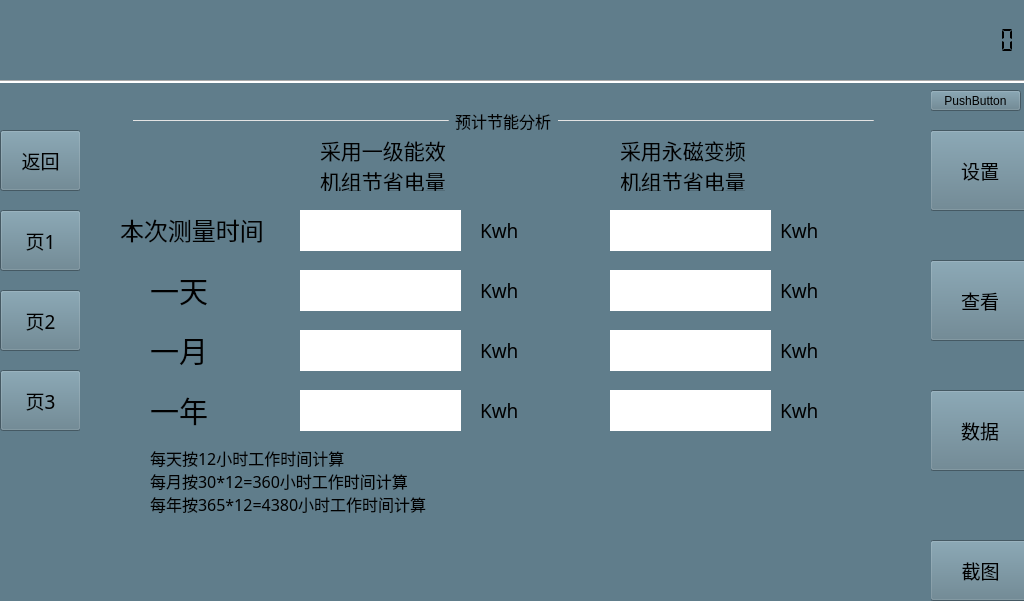
Above: mainwindow.ui from alphonso64/EnergyBox before the change. Below: the same form after it.
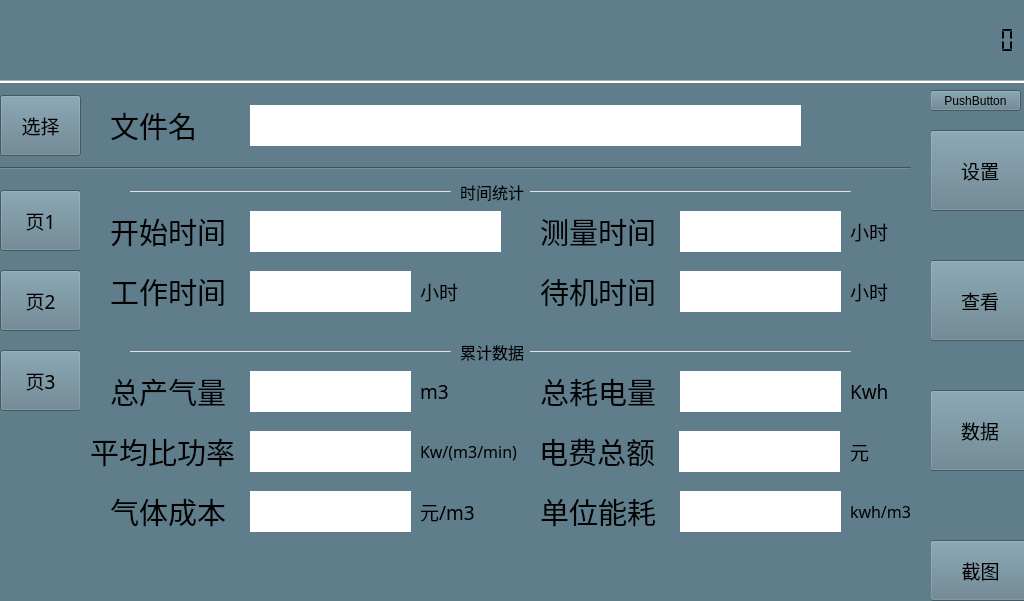
That is the form after the change. Icons and pictures are not drawn.

What changed in the file:
```diff
--- a/mainwindow.ui
+++ b/mainwindow.ui
@@ -1452,10 +1452,10 @@
     <zorder>pushButton_17</zorder>
     <zorder>pushButton_24</zorder>
     <zorder>pushButton_25</zorder>
-    <zorder>widget_3</zorder>
-    <zorder>widget_9</zorder>
     <zorder>widget_10</zorder>
     <zorder>widget_12</zorder>
+    <zorder>widget_3</zorder>
+    <zorder>widget_9</zorder>
    </widget>
    <widget class="QWidget" name="widget_5" native="true">
     <property name="geometry">
@@ -1781,15 +1781,15 @@
       <property name="geometry">
        <rect>
         <x>340</x>
-        <y>320</y>
-        <width>141</width>
+        <y>260</y>
+        <width>121</width>
         <height>40</height>
        </rect>
       </property>
       <property name="font">
        <font>
         <family>微软雅黑</family>
-        <pointsize>14</pointsize>
+        <pointsize>12</pointsize>
        </font>
       </property>
       <property name="text">
@@ -1799,7 +1799,7 @@
      <widget class="QLabel" name="label_IPower_name_115">
       <property name="geometry">
        <rect>
-        <x>341</x>
+        <x>770</x>
         <y>260</y>
         <width>61</width>
         <height>40</height>
@@ -1818,7 +1818,7 @@
      <widget class="QLabel" name="label_IPower_name_116">
       <property name="geometry">
        <rect>
-        <x>30</x>
+        <x>459</x>
         <y>260</y>
         <width>131</width>
         <height>40</height>
@@ -1837,8 +1837,8 @@
      <widget class="QLabel" name="label_IPower_name_117">
       <property name="geometry">
        <rect>
-        <x>460</x>
-        <y>260</y>
+        <x>30</x>
+        <y>320</y>
         <width>131</width>
         <height>40</height>
        </rect>
@@ -1856,7 +1856,7 @@
      <widget class="QLabel" name="label_analyze_acc_charge">
       <property name="geometry">
        <rect>
-        <x>170</x>
+        <x>599</x>
         <y>260</y>
         <width>161</width>
         <height>41</height>
@@ -1916,8 +1916,8 @@
      <widget class="QLabel" name="label_analyze_flow_cost">
       <property name="geometry">
        <rect>
-        <x>600</x>
-        <y>260</y>
+        <x>170</x>
+        <y>320</y>
         <width>161</width>
         <height>41</height>
        </rect>
@@ -1939,7 +1939,7 @@
       <property name="geometry">
        <rect>
         <x>10</x>
-        <y>320</y>
+        <y>260</y>
         <width>151</width>
         <height>40</height>
        </rect>
@@ -1958,7 +1958,7 @@
       <property name="geometry">
        <rect>
         <x>170</x>
-        <y>320</y>
+        <y>260</y>
         <width>161</width>
         <height>41</height>
        </rect>
@@ -2039,8 +2039,8 @@
      <widget class="QLabel" name="label_cost">
       <property name="geometry">
        <rect>
-        <x>770</x>
-        <y>260</y>
+        <x>340</x>
+        <y>320</y>
         <width>61</width>
         <height>40</height>
        </rect>
@@ -2157,6 +2157,66 @@
        <string>累计数据</string>
       </property>
      </widget>
+     <widget class="QLabel" name="label_cost_14">
+      <property name="geometry">
+       <rect>
+        <x>770</x>
+        <y>320</y>
+        <width>71</width>
+        <height>40</height>
+       </rect>
+      </property>
+      <property name="font">
+       <font>
+        <family>微软雅黑</family>
+        <pointsize>12</pointsize>
+       </font>
+      </property>
+      <property name="text">
+       <string>kwh/m3</string>
+      </property>
+     </widget>
+     <widget class="QLabel" name="label_analyze_power_cost">
+      <property name="geometry">
+       <rect>
+        <x>600</x>
+        <y>320</y>
+        <width>161</width>
+        <height>41</height>
+       </rect>
+      </property>
+      <property name="font">
+       <font>
+        <family>微软雅黑</family>
+        <pointsize>20</pointsize>
+       </font>
+      </property>
+      <property name="styleSheet">
+       <string notr="true">background-color: rgb(255, 255, 255);</string>
+      </property>
+      <property name="text">
+       <string/>
+      </property>
+     </widget>
+     <widget class="QLabel" name="label_IPower_name_168">
+      <property name="geometry">
+       <rect>
+        <x>460</x>
+        <y>320</y>
+        <width>131</width>
+        <height>40</height>
+       </rect>
+      </property>
+      <property name="font">
+       <font>
+        <family>微软雅黑</family>
+        <pointsize>22</pointsize>
+       </font>
+      </property>
+      <property name="text">
+       <string>单位能耗</string>
+      </property>
+     </widget>
      <zorder>line_2</zorder>
      <zorder>line_5</zorder>
      <zorder>label_IPower_name_57</zorder>
@@ -2189,6 +2249,9 @@
      <zorder>label_IPower_name_53</zorder>
      <zorder>line_3</zorder>
      <zorder>line_4</zorder>
+     <zorder>label_cost_14</zorder>
+     <zorder>label_analyze_power_cost</zorder>
+     <zorder>label_IPower_name_168</zorder>
     </widget>
     <widget class="QWidget" name="widget_8" native="true">
      <property name="geometry">
@@ -3755,6 +3818,7 @@
      <zorder>label_IPower_name_63</zorder>
      <zorder>label_IPower_name_136</zorder>
      <zorder>label_IPower_name_160</zorder>
+     <zorder>widget_4</zorder>
     </widget>
     <zorder>line_11</zorder>
     <zorder>label_analyze_file_name</zorder>
@@ -3763,9 +3827,9 @@
     <zorder>pushButton_13</zorder>
     <zorder>pushButton_14</zorder>
     <zorder>pushButton_19</zorder>
-    <zorder>widget_4</zorder>
     <zorder>widget_8</zorder>
     <zorder>widget_11</zorder>
+    <zorder>widget_4</zorder>
    </widget>
    <widget class="QPushButton" name="pushButton_5">
     <property name="geometry">
@@ -5722,8 +5786,8 @@
      <widget class="QLabel" name="label_analyze_flow_cost_2">
       <property name="geometry">
        <rect>
-        <x>610</x>
-        <y>200</y>
+        <x>180</x>
+        <y>260</y>
         <width>161</width>
         <height>41</height>
        </rect>
@@ -5839,7 +5903,7 @@
      <widget class="QLabel" name="label_IPower_name_130">
       <property name="geometry">
        <rect>
-        <x>40</x>
+        <x>469</x>
         <y>200</y>
         <width>131</width>
         <height>40</height>
@@ -5874,8 +5938,8 @@
      <widget class="QLabel" name="label_IPower_name_127">
       <property name="geometry">
        <rect>
-        <x>470</x>
-        <y>200</y>
+        <x>40</x>
+        <y>260</y>
         <width>131</width>
         <height>40</height>
        </rect>
@@ -5893,7 +5957,7 @@
      <widget class="QLabel" name="label_IPower_name_131">
       <property name="geometry">
        <rect>
-        <x>351</x>
+        <x>780</x>
         <y>200</y>
         <width>61</width>
         <height>40</height>
@@ -5913,15 +5977,15 @@
       <property name="geometry">
        <rect>
         <x>350</x>
-        <y>260</y>
-        <width>141</width>
+        <y>200</y>
+        <width>111</width>
         <height>40</height>
        </rect>
       </property>
       <property name="font">
        <font>
         <family>微软雅黑</family>
-        <pointsize>14</pointsize>
+        <pointsize>12</pointsize>
        </font>
       </property>
       <property name="text">
@@ -5931,7 +5995,7 @@
      <widget class="QLabel" name="label_analyze_acc_charge_2">
       <property name="geometry">
        <rect>
-        <x>180</x>
+        <x>609</x>
         <y>200</y>
         <width>161</width>
         <height>41</height>
@@ -5954,7 +6018,7 @@
       <property name="geometry">
        <rect>
         <x>180</x>
-        <y>260</y>
+        <y>200</y>
         <width>161</width>
         <height>41</height>
        </rect>
@@ -6007,8 +6071,8 @@
      <widget class="QLabel" name="label_cost_3">
       <property name="geometry">
        <rect>
-        <x>780</x>
-        <y>200</y>
+        <x>350</x>
+        <y>260</y>
         <width>61</width>
         <height>40</height>
        </rect>
@@ -6084,7 +6148,7 @@
       <property name="geometry">
        <rect>
         <x>20</x>
-        <y>260</y>
+        <y>200</y>
         <width>151</width>
         <height>40</height>
        </rect>
@@ -6137,6 +6201,66 @@
        <string>时间统计</string>
       </property>
      </widget>
+     <widget class="QLabel" name="label_IPower_name_169">
+      <property name="geometry">
+       <rect>
+        <x>470</x>
+        <y>260</y>
+        <width>131</width>
+        <height>40</height>
+       </rect>
+      </property>
+      <property name="font">
+       <font>
+        <family>微软雅黑</family>
+        <pointsize>22</pointsize>
+       </font>
+      </property>
+      <property name="text">
+       <string>单位能耗</string>
+      </property>
+     </widget>
+     <widget class="QLabel" name="label_analyze_power_cost_2">
+      <property name="geometry">
+       <rect>
+        <x>610</x>
+        <y>260</y>
+        <width>161</width>
+        <height>41</height>
+       </rect>
+      </property>
+      <property name="font">
+       <font>
+        <family>微软雅黑</family>
+        <pointsize>20</pointsize>
+       </font>
+      </property>
+      <property name="styleSheet">
+       <string notr="true">background-color: rgb(255, 255, 255);</string>
+      </property>
+      <property name="text">
+       <string/>
+      </property>
+     </widget>
+     <widget class="QLabel" name="label_cost_15">
+      <property name="geometry">
+       <rect>
+        <x>780</x>
+        <y>260</y>
+        <width>61</width>
+        <height>40</height>
+       </rect>
+      </property>
+      <property name="font">
+       <font>
+        <family>微软雅黑</family>
+        <pointsize>12</pointsize>
+       </font>
+      </property>
+      <property name="text">
+       <string>元/m3</string>
+      </property>
+     </widget>
     </widget>
     <widget class="QWidget" name="widget_15" native="true">
      <property name="geometry">
@@ -7596,9 +7720,9 @@
     <zorder>pushButton_28</zorder>
     <zorder>pushButton_29</zorder>
     <zorder>pushButton_30</zorder>
+    <zorder>widget_16</zorder>
     <zorder>widget_15</zorder>
     <zorder>widget_14</zorder>
-    <zorder>widget_16</zorder>
    </widget>
    <zorder>line</zorder>
    <zorder>label</zorder>
@@ -7613,9 +7737,9 @@
    <zorder>widget_6</zorder>
    <zorder>widget_7</zorder>
    <zorder>widget</zorder>
-   <zorder>widget_5</zorder>
-   <zorder>widget_2</zorder>
    <zorder>widget_13</zorder>
+   <zorder>widget_2</zorder>
+   <zorder>widget_5</zorder>
   </widget>
  </widget>
  <layoutdefault spacing="6" margin="11"/>
```
